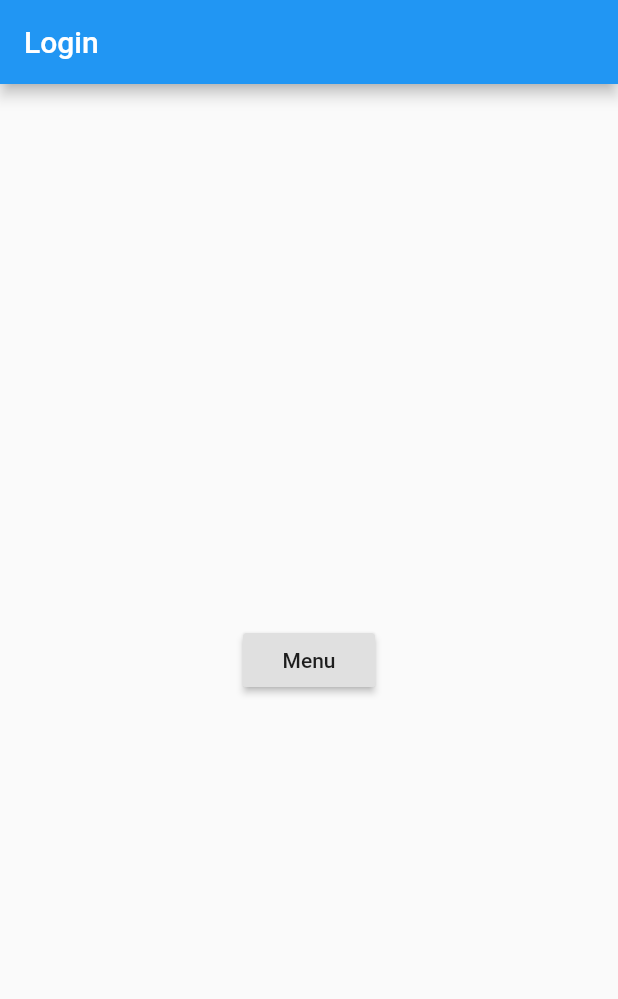
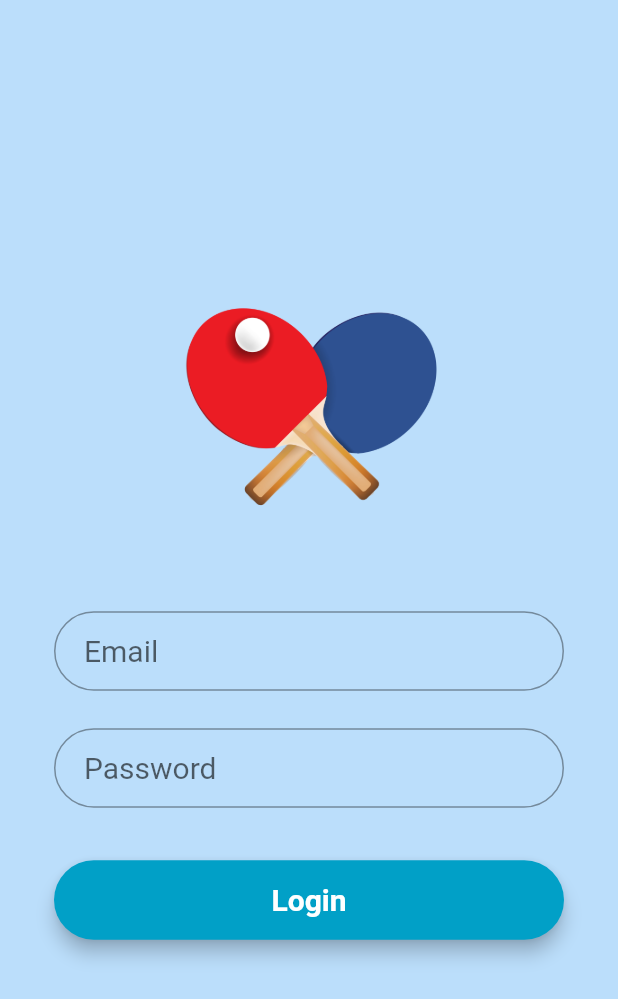
Before and after one commit to manoonan1/PingPongApplication, a Flutter app: the screen it shows after launch, on a phone screen of 412 x 824 dp. Shown: the top 999 px of the screen. Run offline on Flutter 3.47's test engine with Material 2 defaults, Android fonts, the phone set to English and light mode, and no system bars; Roboto replaces fonts that are missing (Montserrat).

Commit message:
Added Login UI - Routes to Menu UI

```diff
--- a/lib/screens/login/login.dart
+++ b/lib/screens/login/login.dart
@@ -1,26 +1,87 @@
-
 import 'package:flutter/material.dart';
 
 class Login extends StatelessWidget {
 
+    final TextStyle style = TextStyle(fontFamily: 'Montserrat', fontSize: 20.0);
+
     @override
     Widget build(BuildContext context) {
-    return new Scaffold( // 1
-      appBar: new AppBar( //2
-        title: new Text("Login"),
-      ),
-      body: new Container(
-      // decoration: new BoxDecoration(color: Colors.white),
-        child: new Center(
-          child:
-            RaisedButton(
-              child: Text("Menu"),
+      FocusNode emailFocusNode = new FocusNode();
+
+      TextFormField emailField = new TextFormField(
+        onFieldSubmitted: (String value) {
+          FocusScope.of(context).requestFocus(emailFocusNode);
+        },
+        autofocus: false,
+        obscureText: false,
+        style: style,
+        decoration: InputDecoration(
+            contentPadding: EdgeInsets.fromLTRB(20.0, 15.0, 20.0, 15.0),
+            hintText: "Email",
+            border:
+                OutlineInputBorder(borderRadius: BorderRadius.circular(32.0))),
+      );
+      TextFormField passwordField = new TextFormField(
+        //focusNode: emailFocusNode,
+        obscureText: true,
+        style: style,
+        decoration: InputDecoration(
+            contentPadding: EdgeInsets.fromLTRB(20.0, 15.0, 20.0, 15.0),
+            hintText: "Password",
+            border:
+                OutlineInputBorder(borderRadius: BorderRadius.circular(32.0))),
+      );
+      final loginButon = Material(
+        elevation: 5.0,
+        borderRadius: BorderRadius.circular(30.0),
+        color: Color(0xff01A0C7),
+        child: MaterialButton(
+          minWidth: MediaQuery.of(context).size.width,
+          padding: EdgeInsets.fromLTRB(20.0, 15.0, 20.0, 15.0),
           onPressed: () {
             Navigator.pushNamed(context, '/menu');
-            }
-          )
-        )
-      )
+          },
+          child: Text("Login",
+              textAlign: TextAlign.center,
+              style: style.copyWith(
+                  color: Colors.white, fontWeight: FontWeight.bold)),
+        ),
+      );
+
+      return Scaffold(
+        resizeToAvoidBottomPadding: false,
+        body: Center(
+          child: Container(
+            color: Colors.blue[100],
+            child: Padding(
+              padding: const EdgeInsets.all(36.0),
+              child: Column(
+                crossAxisAlignment: CrossAxisAlignment.center,
+                mainAxisAlignment: MainAxisAlignment.center,
+                children: <Widget>[
+                  SizedBox(
+                    height: 180.0,
+                    child: Image.asset(
+                      "assets/logo.png",
+                      fit: BoxFit.contain,
+                    ),
+                  ),
+                  SizedBox(height: 45.0),
+                  emailField,
+                  SizedBox(height: 25.0),
+                  passwordField,
+                  SizedBox(
+                    height: 35.0,
+                  ),
+                  loginButon,
+                  SizedBox(
+                    height: 15.0,
+                  ),
+                ],
+              ),
+            ),
+          ),
+        ),
       );
     }
   }
```
Also changed, not shown: pubspec.yaml (+6 -6 lines), assets/logo.png (added), fonts/Montserrat-Regular.ttf (added). Lines whose indentation alone changed are shown as unchanged.
